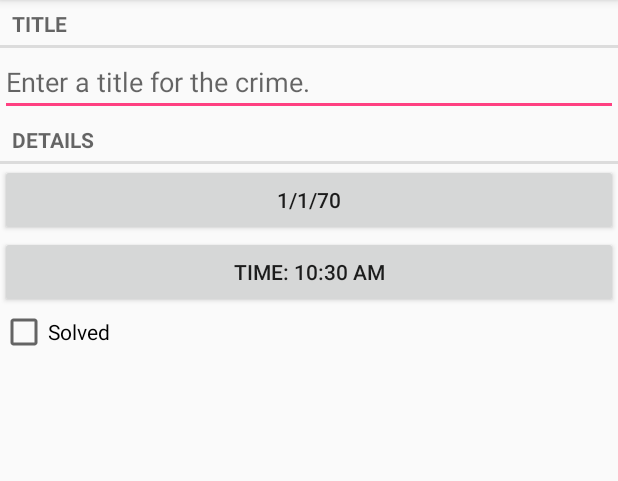
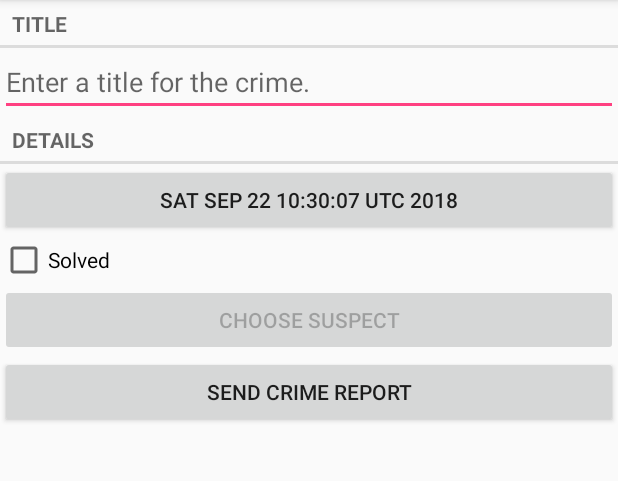
Before and after one commit to mwmoore57/CriminalIntent, an Android app: the screen it shows after launch (CrimePagerActivity), after a tap on "New Crime", on a phone screen of 412 x 824 dp, the part 84-565 px from its top. Run offline under Robolectric (Android 15) with nearby library versions, the phone set to English and light mode, and no system bars.

Commit message:
Finished adding implicit intent to be able to choose a suspect from contact list and send a crime report via text (chp 15 in the Android BNR book).
Removed TimePicker.

```diff
--- a/app/build.gradle
+++ b/app/build.gradle
@@ -4,7 +4,7 @@ android {
     compileSdkVersion 28
     defaultConfig {
         applicationId "com.bignerdranch.android.criminalintent"
-        minSdkVersion 19
+        minSdkVersion 23
         targetSdkVersion 28
         versionCode 1
         versionName "1.0"
--- a/app/src/main/java/com/bignerdranch/android/criminalintent/Crime.java
+++ b/app/src/main/java/com/bignerdranch/android/criminalintent/Crime.java
@@ -9,6 +9,7 @@ public class Crime {
     private String mTitle;
     private Date mDate;
     private boolean mSolved;
+    private String mSuspect;
 
     public Crime() {
         this(UUID.randomUUID());
@@ -46,4 +47,12 @@ public class Crime {
     public void setSolved(boolean solved) {
         mSolved = solved;
     }
+
+    public String getSuspect() {
+        return mSuspect;
+    }
+
+    public void setSuspect(String suspect) {
+        mSuspect = suspect;
+    }
 }
--- a/app/src/main/java/com/bignerdranch/android/criminalintent/CrimeFragment.java
+++ b/app/src/main/java/com/bignerdranch/android/criminalintent/CrimeFragment.java
@@ -1,14 +1,16 @@
 package com.bignerdranch.android.criminalintent;
 
 import android.app.Activity;
-import android.app.TimePickerDialog;
 import android.content.Intent;
+import android.content.pm.PackageManager;
+import android.database.Cursor;
+import android.net.Uri;
 import android.os.Bundle;
+import android.provider.ContactsContract;
 import android.support.v4.app.Fragment;
 import android.support.v4.app.FragmentManager;
 import android.text.Editable;
 import android.text.TextWatcher;
-import android.util.Log;
 import android.view.LayoutInflater;
 import android.view.View;
 import android.view.ViewGroup;
@@ -16,15 +18,10 @@ import android.widget.Button;
 import android.widget.CheckBox;
 import android.widget.CompoundButton;
 import android.widget.EditText;
-import android.widget.TimePicker;
-import android.widget.Toast;
+import android.text.format.DateFormat;
 
-import com.google.gson.Gson;
+//import java.text.DateFormat;
 
-import org.joda.time.DateTime;
-
-import java.text.DateFormat;
-import java.util.Calendar;
 import java.util.Date;
 import java.util.UUID;
 
@@ -34,16 +31,16 @@ public class CrimeFragment extends Fragment {
 
     private static final String ARG_CRIME_ID = "crime_id";
     private static final String DIALOG_DATE = "DialogDate";
-    private static final String DIALOG_TIME = "DialogTime";
     private static final int REQUEST_DATE = 0;
-    private static final int REQUEST_TIME = 0;
+    private static final int REQUEST_CONTACT = 1;
 
 
     private Crime mCrime;
     private EditText mTitleField;
     private Button mDateButton;
-    private Button mTimeButton;
     private CheckBox mSolvedCheckBox;
+    private Button mSuspectButton;
+    private Button mReportButton;
 
     public static CrimeFragment newInstance(UUID crimeID) {
         Bundle args = new Bundle();
@@ -104,20 +101,6 @@ public class CrimeFragment extends Fragment {
             }
         });
 
-        mTimeButton = (Button) v.findViewById(R.id.crime_time);
-        updateTime();
-        mTimeButton.setOnClickListener(new View.OnClickListener() {
-            @Override
-            public void onClick(View v) {
-//                FragmentManager manager = getFragmentManager();
-//                TimePickerFragment dialog = TimePickerFragment.newInstance(mCrime.getDate());
-//                dialog.setTargetFragment(CrimeFragment.this, REQUEST_TIME);
-//                dialog.show(manager, DIALOG_TIME);
-//                Toast.makeText(getContext(), "hi", Toast.LENGTH_LONG).show();
-                showTimePickerDialog();
-            }
-        });
-
         mSolvedCheckBox = (CheckBox) v.findViewById(R.id.crime_solved);
         mSolvedCheckBox.setChecked(mCrime.isSolved());
         mSolvedCheckBox.setOnCheckedChangeListener(new OnCheckedChangeListener() {
@@ -128,27 +111,38 @@ public class CrimeFragment extends Fragment {
             }
         });
 
+        mReportButton = (Button) v.findViewById((R.id.crime_report));
+        mReportButton.setOnClickListener(new View.OnClickListener() {
+            public void onClick(View v) {
+                //TODO Use ShareCompat.IntentBuilder to build the intent instead of doing it by hand
+                Intent i = new Intent(Intent.ACTION_SEND);
+                i.setType("text/plain");
+                i.putExtra(Intent.EXTRA_TEXT, getCrimeReport());
+                i.putExtra(Intent.EXTRA_SUBJECT, getString(R.string.crime_report_subject));
+                i = Intent.createChooser(i, getString(R.string.send_report));
+                startActivity(i);
+            }
+        });
+
+        final Intent pickContact = new Intent(Intent.ACTION_PICK,
+                ContactsContract.Contacts.CONTENT_URI);
+        mSuspectButton = (Button) v.findViewById(R.id.crime_suspect);
+        mSuspectButton.setOnClickListener(new View.OnClickListener() {
+            public void onClick(View v) {
+                startActivityForResult(pickContact, REQUEST_CONTACT);
+            }
+        });
+
+        if (mCrime.getSuspect() != null) {
+            mSuspectButton.setText(mCrime.getSuspect());
+        }
+
+        PackageManager packageManager = getActivity().getPackageManager();
+        if (packageManager.resolveActivity(pickContact, PackageManager.MATCH_DEFAULT_ONLY) == null) {
+            mSuspectButton.setEnabled(false);
+        }
+
         return v;
-    }
-
-    private void showTimePickerDialog() {
-        final Calendar mcurrentTime = Calendar.getInstance();
-        int hour = mcurrentTime.get(Calendar.HOUR_OF_DAY);
-        int minute = mcurrentTime.get(Calendar.MINUTE);
-
-        TimePickerDialog mTimePicker;
-        mTimePicker = new TimePickerDialog(getContext(), new TimePickerDialog.OnTimeSetListener() {
-            @Override
-            public void onTimeSet(TimePicker timePicker, int selectedHour, int selectedMinute) {
-//                DateTime newDate = new DateTime(mCrime.getDate()+" "+selectedHour+":"+selectedMinute);
-//                Date date =new Date(newDate.toString());
-//                mCrime.setDate(date);
-//                updateTime();
-                mTimeButton.setText("TIME: " + selectedHour + ":" + selectedMinute);
-            }
-        }, hour, minute, true);//Yes 24 hour time
-        mTimePicker.setTitle("Select Time");
-        mTimePicker.show();
     }
 
     @Override
@@ -161,25 +155,63 @@ public class CrimeFragment extends Fragment {
             Date date = (Date) data.getSerializableExtra(DatePickerFragment.EXTRA_DATE);
             mCrime.setDate(date);
             updateDate();
+        } else if (requestCode == REQUEST_CONTACT && data != null) {
+            Uri contactUri = data.getData();
+
+            // Specify which fields you want your query to return values for
+            String[] queryFields = new String[] {
+                    ContactsContract.Contacts.DISPLAY_NAME
+            };
+
+            // Perform your query - contactUri is like a "where" clause here
+            Cursor c = getActivity().getContentResolver()
+                    .query(contactUri, queryFields, null, null, null);
+
+            try {
+                // Double-check that you actually get results
+                if (c.getCount() == 0) {
+                    return;
+                }
+
+                // Pull out the first column of the first row of data which is the suspects name
+                c.moveToFirst();
+                String suspect  = c.getString(0);
+                mCrime.setSuspect(suspect);
+                mSuspectButton.setText(suspect);
+            } finally {
+                c.close();
+            }
         }
-//        else if (requestCode == REQUEST_TIME) {
-//            Log.d("jake", " back from time picker data= " + new Gson().toJson(data));
-//            Date date = (Date) data.getSerializableExtra(TimePickerFragment.EXTRA_TIME);
-//            mCrime.setDate(date); //this will overwrite previous datetime object
-//
-//        }
     }
 
     private void updateDate() {
-        Date date = new Date(mCrime.getDate().getDate());
-        DateFormat dateFormat = android.text.format.DateFormat.getDateFormat(getContext());
-        mDateButton.setText(dateFormat.format(date));
-
+//        Date date = new Date(mCrime.getDate().getTime());
+//        DateFormat dateFormat = DateFormat.getDateInstance();
+//        mDateButton.setText(dateFormat.getDateInstance(DateFormat.FULL).format(date));
+        mDateButton.setText(mCrime.getDate().toString());
     }
 
-    private void updateTime() {
-        Date date = new Date(mCrime.getDate().getTime());
-        DateFormat dateFormat = android.text.format.DateFormat.getTimeFormat(getContext());
-        mTimeButton.setText("Time: " + dateFormat.format(date));
+    private String getCrimeReport() {
+        String solvedString = null;
+        if (mCrime.isSolved()) {
+            solvedString = getString(R.string.crime_report_solved);
+        } else {
+            solvedString = getString(R.string.crime_report_unsolved);
+        }
+
+        String dateFormat = "EEE, MMM dd";
+        String dateString = DateFormat.format(dateFormat, mCrime.getDate()).toString();
+
+        String suspect = mCrime.getSuspect();
+        if (suspect == null) {
+            suspect = getString(R.string.crime_report_no_suspect);
+        } else {
+            suspect = getString(R.string.crime_report_suspect);
+        }
+
+        String report = getString(R.string.crime_report,
+                mCrime.getTitle(), dateString, solvedString, suspect);
+
+        return report;
     }
 }
--- a/app/src/main/java/com/bignerdranch/android/criminalintent/CrimeLab.java
+++ b/app/src/main/java/com/bignerdranch/android/criminalintent/CrimeLab.java
@@ -102,6 +102,7 @@ public class CrimeLab {
         values.put(CrimeTable.Cols.TITLE, crime.getTitle());
         values.put(CrimeTable.Cols.DATE, crime.getDate().getTime());
         values.put(CrimeTable.Cols.SOLVED, crime.isSolved() ? 1 : 0);
+        values.put(CrimeTable.Cols.SUSPECT, crime.getSuspect());
 
         return values;
     }
--- a/app/src/main/java/com/bignerdranch/android/criminalintent/DatePickerFragment.java
+++ b/app/src/main/java/com/bignerdranch/android/criminalintent/DatePickerFragment.java
@@ -14,8 +14,6 @@ import android.widget.DatePicker;
 import java.util.Calendar;
 import java.util.Date;
 import java.util.GregorianCalendar;
-
-//TODO Write a TimePickerFragment to allow user to use TimePicker widget to pick a time for the crime
 
 public class DatePickerFragment extends DialogFragment {
 
--- a/app/src/main/java/com/bignerdranch/android/criminalintent/database/CrimeBaseHelper.java
+++ b/app/src/main/java/com/bignerdranch/android/criminalintent/database/CrimeBaseHelper.java
@@ -20,7 +20,8 @@ public class CrimeBaseHelper extends SQLiteOpenHelper {
                 CrimeTable.Cols.UUID + ", " +
                 CrimeTable.Cols.TITLE + ", " +
                 CrimeTable.Cols.DATE + ", " +
-                CrimeTable.Cols.SOLVED +
+                CrimeTable.Cols.SOLVED + ", " +
+                CrimeTable.Cols.SUSPECT +
                 ")"
         );
     }
--- a/app/src/main/java/com/bignerdranch/android/criminalintent/database/CrimeCursorWrapper.java
+++ b/app/src/main/java/com/bignerdranch/android/criminalintent/database/CrimeCursorWrapper.java
@@ -19,11 +19,13 @@ public class CrimeCursorWrapper extends CursorWrapper {
         String title = getString(getColumnIndex(CrimeTable.Cols.TITLE));
         long date = getLong(getColumnIndex(CrimeTable.Cols.DATE));
         int isSolved = getInt(getColumnIndex(CrimeTable.Cols.SOLVED));
+        String suspect = getString(getColumnIndex(CrimeTable.Cols.SUSPECT));
 
         Crime crime = new Crime(UUID.fromString(uuidString));
         crime.setTitle(title);
         crime.setDate(new Date(date));
         crime.setSolved(isSolved != 0);
+        crime.setSuspect(suspect);
 
         return crime;
     }
--- a/app/src/main/java/com/bignerdranch/android/criminalintent/database/CrimeDbSchema.java
+++ b/app/src/main/java/com/bignerdranch/android/criminalintent/database/CrimeDbSchema.java
@@ -9,6 +9,7 @@ public class CrimeDbSchema {
             public static final String TITLE = "title";
             public static final String DATE = "date";
             public static final String SOLVED = "solved";
+            public static final String SUSPECT = "suspect";
         }
     }
 }
--- a/app/src/main/res/layout/fragment_crime.xml
+++ b/app/src/main/res/layout/fragment_crime.xml
@@ -29,16 +29,24 @@
         android:layout_width="match_parent"
         android:layout_height="wrap_content" />
 
-    <Button
-        android:id="@+id/crime_time"
-        android:text="Set time"
-        android:layout_width="match_parent"
-        android:layout_height="wrap_content" />
-
     <CheckBox
         android:id="@+id/crime_solved"
         android:layout_width="match_parent"
         android:layout_height="wrap_content"
         android:text="@string/crime_solved_label"/>
 
+    <Button
+        android:id="@+id/crime_suspect"
+        android:layout_width="match_parent"
+        android:layout_height="wrap_content"
+        android:text="@string/crime_suspect_text"/>
+
+    <Button
+        android:id="@+id/crime_report"
+        android:layout_width="match_parent"
+        android:layout_height="wrap_content"
+        android:text="@string/crime_report_text"/>
+
+
+
 </LinearLayout>
--- a/app/src/main/res/values/strings.xml
+++ b/app/src/main/res/values/strings.xml
@@ -5,10 +5,19 @@
     <string name="crime_details_label">Details</string>
     <string name="crime_solved_label">Solved</string>
     <string name="date_picker_title">Date of Crime:</string>
-    <string name="time_picker_title">Time of Crime:</string>
     <string name="new_crime">New Crime</string>
     <string name="show_subtitle">Show Subtitle</string>
     <string name="hide_subtitle">Hide Subtitle</string>
     <string name="subtitle_format">%1$d crimes</string>
-
+    <string name="crime_suspect_text">Choose Suspect</string>
+    <string name="crime_report_text">Send Crime Report</string>
+    <string name="crime_report">%1$s!
+        The crime was discovered on %2$s. %3$s, and %4$s
+    </string>
+    <string name="crime_report_solved">The case is solved</string>
+    <string name="crime_report_unsolved">The case is not solved</string>
+    <string name="crime_report_no_suspect">there is no suspect.</string>
+    <string name="crime_report_suspect">the suspect is %s.</string>
+    <string name="crime_report_subject">CriminalIntent Crime Report</string>
+    <string name="send_report">Send crime report via</string>
 </resources>
--- a/build.gradle
+++ b/build.gradle
@@ -7,7 +7,7 @@ buildscript {
         jcenter()
     }
     dependencies {
-        classpath 'com.android.tools.build:gradle:3.1.3'
+        classpath 'com.android.tools.build:gradle:3.1.4'
 
 
         // NOTE: Do not place your application dependencies here; they belong
```
Also changed, not shown: app/src/main/java/com/bignerdranch/android/criminalintent/TimePickerFragment.java (deleted, +0 -67 lines).
